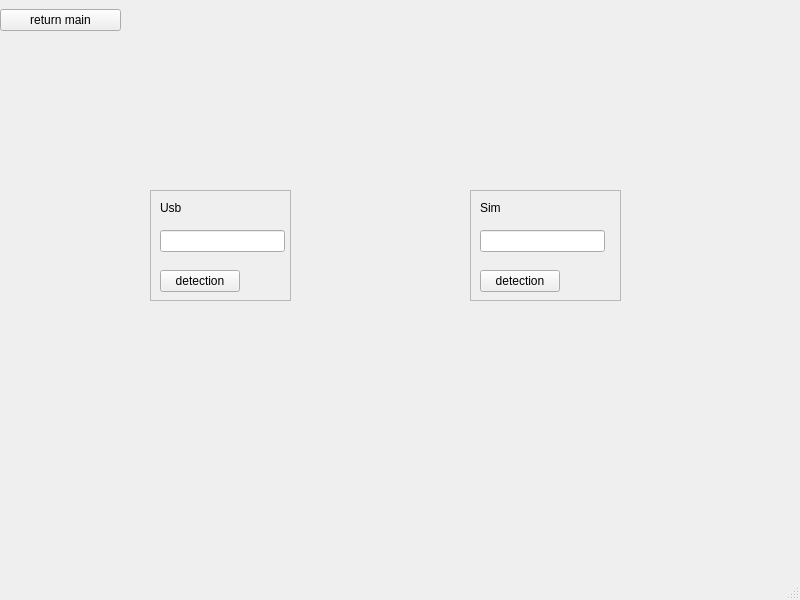
Above: qt/t507/udev.ui from jizizihe/baijie_demo before the change. Below: the same form after it.
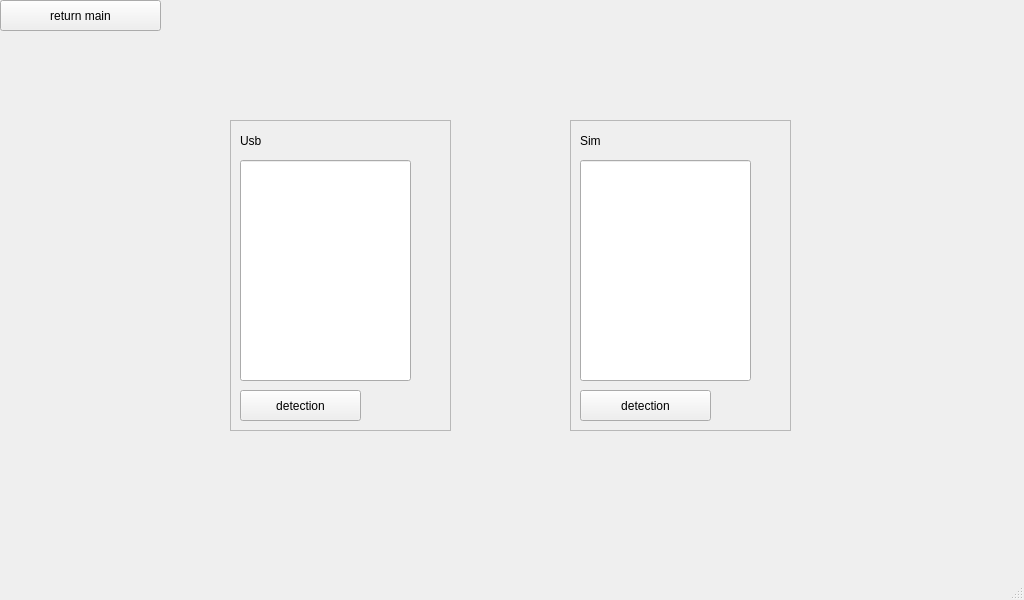
That is the form after the change.

```diff
--- a/qt/t507/udev.ui
+++ b/qt/t507/udev.ui
@@ -6,7 +6,7 @@
    <rect>
     <x>0</x>
     <y>0</y>
-    <width>800</width>
+    <width>1024</width>
     <height>600</height>
    </rect>
   </property>
@@ -17,10 +17,10 @@
    <widget class="QFrame" name="frame_2">
     <property name="geometry">
      <rect>
-      <x>470</x>
-      <y>190</y>
-      <width>151</width>
-      <height>111</height>
+      <x>570</x>
+      <y>120</y>
+      <width>221</width>
+      <height>311</height>
      </rect>
     </property>
     <property name="frameShape">
@@ -34,8 +34,8 @@
       <rect>
        <x>10</x>
        <y>40</y>
-       <width>125</width>
-       <height>22</height>
+       <width>171</width>
+       <height>221</height>
       </rect>
      </property>
     </widget>
@@ -44,8 +44,8 @@
       <rect>
        <x>10</x>
        <y>10</y>
-       <width>23</width>
-       <height>16</height>
+       <width>61</width>
+       <height>21</height>
       </rect>
      </property>
      <property name="text">
@@ -56,9 +56,9 @@
      <property name="geometry">
       <rect>
        <x>10</x>
-       <y>80</y>
-       <width>80</width>
-       <height>22</height>
+       <y>270</y>
+       <width>131</width>
+       <height>31</height>
       </rect>
      </property>
      <property name="text">
@@ -69,10 +69,10 @@
    <widget class="QFrame" name="frame">
     <property name="geometry">
      <rect>
-      <x>150</x>
-      <y>190</y>
-      <width>141</width>
-      <height>111</height>
+      <x>230</x>
+      <y>120</y>
+      <width>221</width>
+      <height>311</height>
      </rect>
     </property>
     <property name="frameShape">
@@ -86,8 +86,8 @@
       <rect>
        <x>10</x>
        <y>40</y>
-       <width>125</width>
-       <height>22</height>
+       <width>171</width>
+       <height>221</height>
       </rect>
      </property>
     </widget>
@@ -96,8 +96,8 @@
       <rect>
        <x>10</x>
        <y>10</y>
-       <width>23</width>
-       <height>16</height>
+       <width>71</width>
+       <height>21</height>
       </rect>
      </property>
      <property name="text">
@@ -108,9 +108,9 @@
      <property name="geometry">
       <rect>
        <x>10</x>
-       <y>80</y>
-       <width>80</width>
-       <height>22</height>
+       <y>270</y>
+       <width>121</width>
+       <height>31</height>
       </rect>
      </property>
      <property name="text">
@@ -118,24 +118,31 @@
      </property>
     </widget>
    </widget>
-   <widget class="QWidget" name="widget" native="true">
+   <widget class="QLabel" name="label_3">
+    <property name="geometry">
+     <rect>
+      <x>70</x>
+      <y>100</y>
+      <width>121</width>
+      <height>301</height>
+     </rect>
+    </property>
+    <property name="text">
+     <string/>
+    </property>
+   </widget>
+   <widget class="QPushButton" name="pushButton_3">
     <property name="geometry">
      <rect>
       <x>0</x>
       <y>0</y>
-      <width>121</width>
-      <height>41</height>
+      <width>161</width>
+      <height>31</height>
      </rect>
     </property>
-    <layout class="QGridLayout" name="gridLayout">
-     <item row="0" column="0">
-      <widget class="QPushButton" name="pushButton_3">
-       <property name="text">
-        <string>return main</string>
-       </property>
-      </widget>
-     </item>
-    </layout>
+    <property name="text">
+     <string>return main</string>
+    </property>
    </widget>
   </widget>
   <widget class="QMenuBar" name="menubar">
```
Left out of the diff: 6 changed lines with no effect on the pictures.
